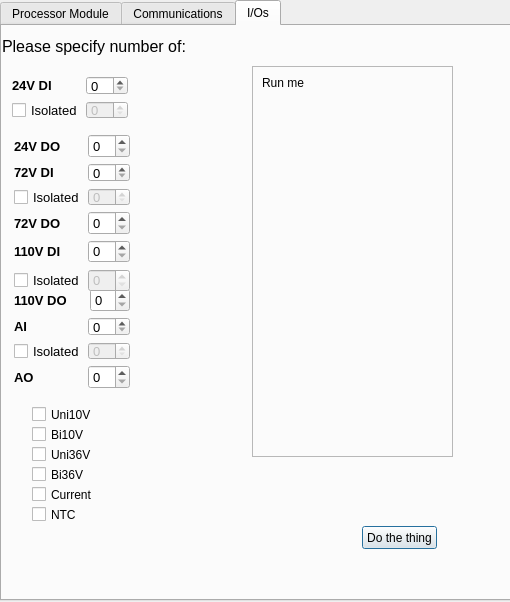
WRooke/PC3Configurator, file untitled.ui: the form before one commit.
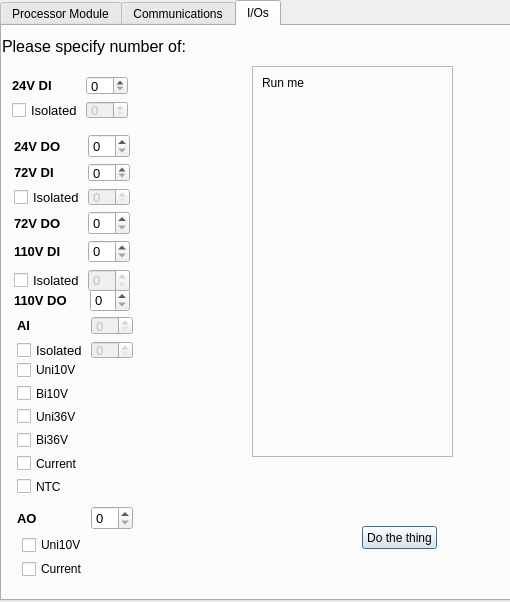
The form after the commit.

Commit message: More modules in DB, updated GUI for split AI/AO types

Patch:
```diff
--- a/untitled.ui
+++ b/untitled.ui
@@ -254,89 +254,11 @@
       </item>
      </layout>
     </widget>
-    <widget class="QCheckBox" name="Uni10V">
-     <property name="geometry">
-      <rect>
-       <x>30</x>
-       <y>380</y>
-       <width>70</width>
-       <height>17</height>
-      </rect>
-     </property>
-     <property name="text">
-      <string>Uni10V</string>
-     </property>
-    </widget>
-    <widget class="QCheckBox" name="Bi10V">
-     <property name="geometry">
-      <rect>
-       <x>30</x>
-       <y>400</y>
-       <width>70</width>
-       <height>17</height>
-      </rect>
-     </property>
-     <property name="text">
-      <string>Bi10V</string>
-     </property>
-    </widget>
-    <widget class="QCheckBox" name="Uni36V">
-     <property name="geometry">
-      <rect>
-       <x>30</x>
-       <y>420</y>
-       <width>70</width>
-       <height>17</height>
-      </rect>
-     </property>
-     <property name="text">
-      <string>Uni36V</string>
-     </property>
-    </widget>
-    <widget class="QCheckBox" name="Bi36V">
-     <property name="geometry">
-      <rect>
-       <x>30</x>
-       <y>440</y>
-       <width>70</width>
-       <height>17</height>
-      </rect>
-     </property>
-     <property name="text">
-      <string>Bi36V</string>
-     </property>
-    </widget>
-    <widget class="QCheckBox" name="Current">
-     <property name="geometry">
-      <rect>
-       <x>30</x>
-       <y>460</y>
-       <width>70</width>
-       <height>17</height>
-      </rect>
-     </property>
-     <property name="text">
-      <string>Current</string>
-     </property>
-    </widget>
-    <widget class="QCheckBox" name="NTC">
-     <property name="geometry">
-      <rect>
-       <x>30</x>
-       <y>480</y>
-       <width>70</width>
-       <height>17</height>
-      </rect>
-     </property>
-     <property name="text">
-      <string>NTC</string>
-     </property>
-    </widget>
     <widget class="QWidget" name="">
      <property name="geometry">
       <rect>
-       <x>12</x>
-       <y>291</y>
+       <x>15</x>
+       <y>290</y>
        <width>116</width>
        <height>43</height>
       </rect>
@@ -364,6 +286,9 @@
       </item>
       <item row="0" column="1">
        <widget class="QSpinBox" name="AI">
+        <property name="enabled">
+         <bool>false</bool>
+        </property>
         <property name="font">
          <font>
           <pointsize>10</pointsize>
@@ -418,8 +343,8 @@
     <widget class="QWidget" name="">
      <property name="geometry">
       <rect>
-       <x>12</x>
-       <y>339</y>
+       <x>15</x>
+       <y>480</y>
        <width>116</width>
        <height>24</height>
       </rect>
@@ -772,6 +697,86 @@
       </item>
      </layout>
     </widget>
+    <widget class="QWidget" name="">
+     <property name="geometry">
+      <rect>
+       <x>15</x>
+       <y>335</y>
+       <width>62</width>
+       <height>134</height>
+      </rect>
+     </property>
+     <layout class="QVBoxLayout" name="AICheckboxes">
+      <item>
+       <widget class="QCheckBox" name="AIUni10V">
+        <property name="text">
+         <string>Uni10V</string>
+        </property>
+       </widget>
+      </item>
+      <item>
+       <widget class="QCheckBox" name="AIBi10V">
+        <property name="text">
+         <string>Bi10V</string>
+        </property>
+       </widget>
+      </item>
+      <item>
+       <widget class="QCheckBox" name="AIUni36V">
+        <property name="text">
+         <string>Uni36V</string>
+        </property>
+       </widget>
+      </item>
+      <item>
+       <widget class="QCheckBox" name="AIBi36V">
+        <property name="text">
+         <string>Bi36V</string>
+        </property>
+       </widget>
+      </item>
+      <item>
+       <widget class="QCheckBox" name="AICurrent">
+        <property name="text">
+         <string>Current</string>
+        </property>
+       </widget>
+      </item>
+      <item>
+       <widget class="QCheckBox" name="AINTC">
+        <property name="text">
+         <string>NTC</string>
+        </property>
+       </widget>
+      </item>
+     </layout>
+    </widget>
+    <widget class="QWidget" name="">
+     <property name="geometry">
+      <rect>
+       <x>20</x>
+       <y>510</y>
+       <width>72</width>
+       <height>42</height>
+      </rect>
+     </property>
+     <layout class="QVBoxLayout" name="AOCheckboxes">
+      <item>
+       <widget class="QCheckBox" name="AOUni10V">
+        <property name="text">
+         <string>Uni10V</string>
+        </property>
+       </widget>
+      </item>
+      <item>
+       <widget class="QCheckBox" name="AOCurrent">
+        <property name="text">
+         <string>Current</string>
+        </property>
+       </widget>
+      </item>
+     </layout>
+    </widget>
    </widget>
   </widget>
  </widget>
```
Left out of the diff: 16 changed lines with no effect on the pictures. The commit also changes 7 other files.
